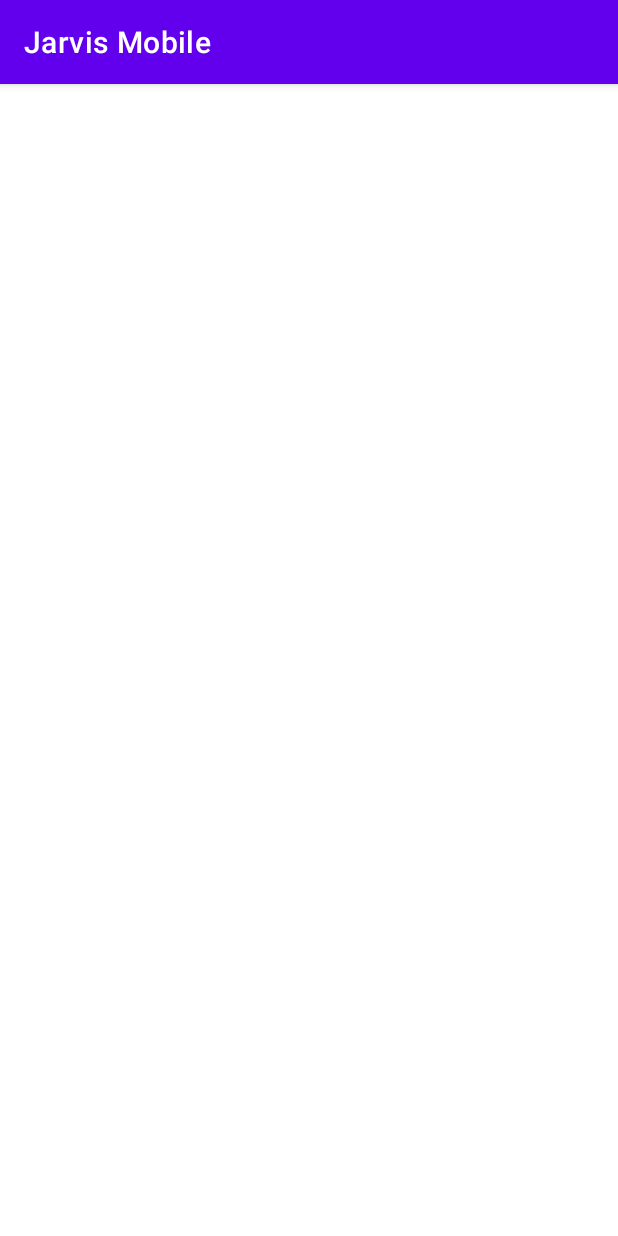
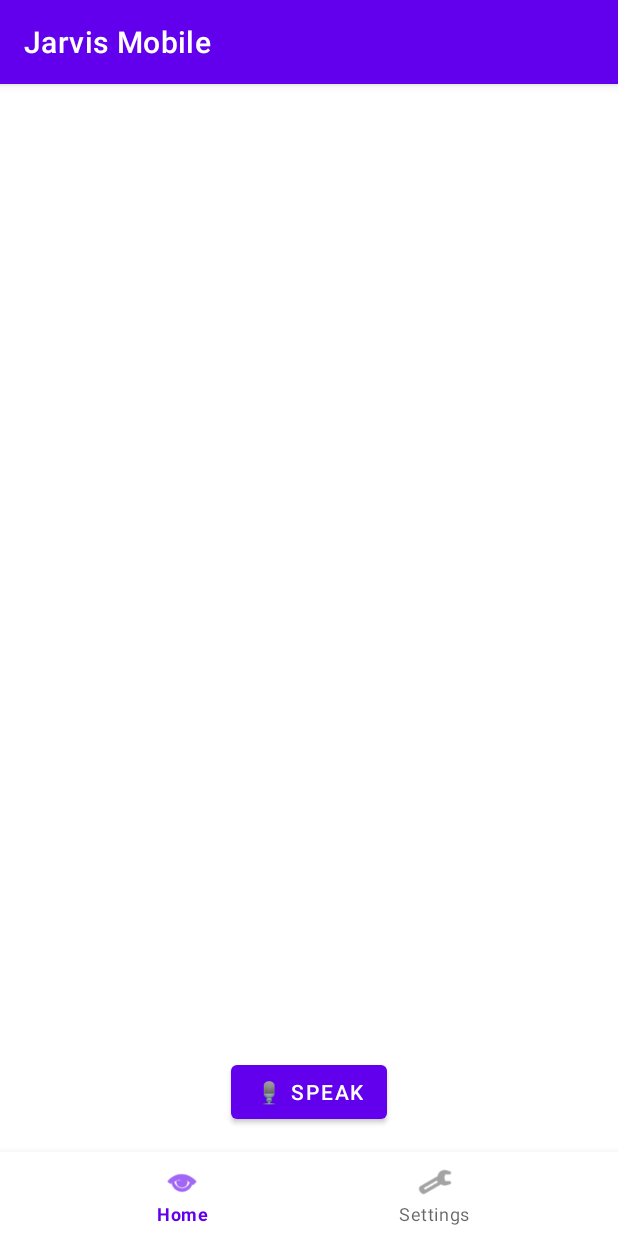
Before and after one commit to CallMeQan/Jarvis-Mobile, an Android app: the screen it shows after launch (MainActivity), on a phone screen of 412 x 824 dp. Run offline under Robolectric (Android 15) with nearby library versions, the phone set to English and light mode, and no system bars; our stand-ins replace navigation-ui.

Commit message:
add bottom nav-bar and voice record functio

```diff
--- /dev/null
+++ b/app/src/main/java/com/github/callmeqan/jarvismobile/HomeFragment.kt
@@ -0,0 +1,69 @@
+package com.github.callmeqan.jarvismobile
+
+import com.github.callmeqan.jarvismobile.databinding.FragmentHomeBinding
+import android.os.Bundle
+import android.view.LayoutInflater
+import android.view.View
+import android.view.ViewGroup
+import android.widget.Button
+import androidx.fragment.app.Fragment
+import androidx.recyclerview.widget.LinearLayoutManager
+import androidx.recyclerview.widget.RecyclerView
+
+class HomeFragment : Fragment() {
+
+    private lateinit var speechRecognizerHelper: SpeechRecognizerHelper
+    private lateinit var chatAdapter: ChatAdapter
+    private lateinit var recyclerView: RecyclerView
+    private val messages = mutableListOf<String>()  // List to hold chat messages
+
+    override fun onCreateView(
+        inflater: LayoutInflater, container: ViewGroup?,
+        savedInstanceState: Bundle?
+    ): View? {
+        // Inflate the layout for this fragment
+        val binding = FragmentHomeBinding.inflate(inflater, container, false)
+
+        // Set up the RecyclerView
+        recyclerView = binding.root.findViewById(R.id.chat_log)
+        recyclerView.layoutManager = LinearLayoutManager(context)
+
+        // Initialize the adapter
+        chatAdapter = ChatAdapter(messages)
+        recyclerView.adapter = chatAdapter
+
+        // Mic button
+        val micButton: Button = binding.root.findViewById(R.id.mic_button)
+
+        // Initialize the SpeechRecognizer
+        speechRecognizerHelper = SpeechRecognizerHelper(this) { recognizedText ->
+            // Handle the recognized text (e.g., display in chat log)
+            handleSpeechRecognitionResult(recognizedText)
+        }
+
+        // Start listening on mic button click
+        micButton.setOnClickListener {
+            speechRecognizerHelper.startListening()
+        }
+
+        return binding.root
+    }
+
+    private fun handleSpeechRecognitionResult(result: String) {
+        // Add recognized text to the RecyclerView
+        messages.add("You said: $result")  // Add the new message to the list
+        chatAdapter.addMessage("You said: $result")  // Update the RecyclerView with the new message
+        recyclerView.scrollToPosition(messages.size - 1)  // Scroll to the latest message
+    }
+
+
+    override fun onResume() {
+        super.onResume()
+        println("HomeFragment onResume called") // Add log
+    }
+
+    override fun onDestroy() {
+        super.onDestroy()
+        speechRecognizerHelper.destroy()
+    }
+}
--- a/app/src/main/java/com/github/callmeqan/jarvismobile/MainActivity.kt
+++ b/app/src/main/java/com/github/callmeqan/jarvismobile/MainActivity.kt
@@ -5,16 +5,32 @@ import androidx.activity.enableEdgeToEdge
 import androidx.appcompat.app.AppCompatActivity
 import androidx.core.view.ViewCompat
 import androidx.core.view.WindowInsetsCompat
+import androidx.navigation.findNavController
+import androidx.navigation.ui.setupWithNavController
+import com.google.android.material.bottomnavigation.BottomNavigationView
 
 class MainActivity : AppCompatActivity() {
     override fun onCreate(savedInstanceState: Bundle?) {
         super.onCreate(savedInstanceState)
+
+        // Set content view first
+        setContentView(R.layout.activity_main)
+
         enableEdgeToEdge()
-        setContentView(R.layout.activity_main)
-        ViewCompat.setOnApplyWindowInsetsListener(findViewById(R.id.main)) { v, insets ->
+
+        // ViewCompat padding fix (optional but nice)
+        ViewCompat.setOnApplyWindowInsetsListener(findViewById(R.id.mainLayout)) { v, insets ->
             val systemBars = insets.getInsets(WindowInsetsCompat.Type.systemBars())
             v.setPadding(systemBars.left, systemBars.top, systemBars.right, systemBars.bottom)
             insets
         }
+
+        // Hook up nav controller with bottom nav
+        val navController = findNavController(R.id.nav_host_fragment)
+        val bottomNav = findViewById<BottomNavigationView>(R.id.bottom_nav)
+        bottomNav.setupWithNavController(navController)
+        navController.addOnDestinationChangedListener { _, destination, _ ->
+            println("Navigating to: ${destination.label}")
+        }
     }
 }
--- /dev/null
+++ b/app/src/main/java/com/github/callmeqan/jarvismobile/SpeechRecognizerHelper.kt
@@ -0,0 +1,60 @@
+package com.github.callmeqan.jarvismobile
+
+import android.app.Activity
+import android.content.Intent
+import android.os.Bundle
+import android.speech.RecognitionListener
+import android.speech.RecognizerIntent
+import android.speech.SpeechRecognizer
+import android.widget.Toast
+import androidx.fragment.app.Fragment
+import java.util.Locale
+
+class SpeechRecognizerHelper(
+    private val fragment: Fragment,
+    private val onResult: (String) -> Unit
+) {
+    private val recognizer: SpeechRecognizer = SpeechRecognizer.createSpeechRecognizer(fragment.requireContext())
+
+    private val recognizerIntent: Intent = Intent(RecognizerIntent.ACTION_RECOGNIZE_SPEECH).apply {
+        putExtra(RecognizerIntent.EXTRA_LANGUAGE_MODEL, RecognizerIntent.LANGUAGE_MODEL_FREE_FORM)
+        putExtra(RecognizerIntent.EXTRA_LANGUAGE, Locale.getDefault())
+        putExtra(RecognizerIntent.EXTRA_PARTIAL_RESULTS, true)
+    }
+
+    init {
+        recognizer.setRecognitionListener(object : RecognitionListener {
+            override fun onReadyForSpeech(params: Bundle?) {
+                Toast.makeText(fragment.requireContext(), "Listening...", Toast.LENGTH_SHORT).show()
+            }
+
+            override fun onResults(results: Bundle?) {
+                val matches = results?.getStringArrayList(SpeechRecognizer.RESULTS_RECOGNITION)
+                matches?.let {
+                    if (it.isNotEmpty()) {
+                        onResult(it[0])
+                    }
+                }
+            }
+
+            override fun onError(error: Int) {
+                Toast.makeText(fragment.requireContext(), "Error recognizing speech", Toast.LENGTH_SHORT).show()
+            }
+
+            override fun onBeginningOfSpeech() {}
+            override fun onBufferReceived(buffer: ByteArray?) {}
+            override fun onEndOfSpeech() {}
+            override fun onEvent(eventType: Int, params: Bundle?) {}
+            override fun onPartialResults(partialResults: Bundle?) {}
+            override fun onRmsChanged(rmsdB: Float) {}
+        })
+    }
+
+    fun startListening() {
+        recognizer.startListening(recognizerIntent)
+    }
+
+    fun destroy() {
+        recognizer.destroy()
+    }
+}
--- a/app/src/main/res/layout/activity_main.xml
+++ b/app/src/main/res/layout/activity_main.xml
@@ -1,10 +1,33 @@
 <?xml version="1.0" encoding="utf-8"?>
-<androidx.constraintlayout.widget.ConstraintLayout xmlns:android="http://schemas.android.com/apk/res/android"
+<androidx.constraintlayout.widget.ConstraintLayout
+    xmlns:android="http://schemas.android.com/apk/res/android"
     xmlns:app="http://schemas.android.com/apk/res-auto"
-    xmlns:tools="http://schemas.android.com/tools"
-    android:id="@+id/main"
+    android:id="@+id/mainLayout"
     android:layout_width="match_parent"
-    android:layout_height="match_parent"
-    tools:context=".MainActivity">
+    android:layout_height="match_parent">
+
+    <!-- Navigation Fragment -->
+    <fragment
+        android:id="@+id/nav_host_fragment"
+        android:name="androidx.navigation.fragment.NavHostFragment"
+        android:layout_width="0dp"
+        android:layout_height="0dp"
+        app:navGraph="@navigation/nav_graph"
+        app:defaultNavHost="true"
+        app:layout_constraintTop_toTopOf="parent"
+        app:layout_constraintBottom_toTopOf="@id/bottom_nav"
+        app:layout_constraintStart_toStartOf="parent"
+        app:layout_constraintEnd_toEndOf="parent" />
+
+    <!-- Bottom Navigation -->
+    <com.google.android.material.bottomnavigation.BottomNavigationView
+        android:id="@+id/bottom_nav"
+        android:layout_width="0dp"
+        android:layout_height="wrap_content"
+        app:menu="@menu/bottom_nav_menu"
+        android:background="?android:attr/windowBackground"
+        app:layout_constraintBottom_toBottomOf="parent"
+        app:layout_constraintStart_toStartOf="parent"
+        app:layout_constraintEnd_toEndOf="parent" />
 
 </androidx.constraintlayout.widget.ConstraintLayout>
--- /dev/null
+++ b/app/src/main/res/layout/fragment_home.xml
@@ -0,0 +1,28 @@
+<?xml version="1.0" encoding="utf-8"?>
+<androidx.constraintlayout.widget.ConstraintLayout xmlns:android="http://schemas.android.com/apk/res/android"
+    xmlns:app="http://schemas.android.com/apk/res-auto"
+    xmlns:tools="http://schemas.android.com/tools"
+    android:layout_width="match_parent"
+    android:layout_height="match_parent">
+
+    <!-- Chat log RecyclerView -->
+    <androidx.recyclerview.widget.RecyclerView
+        android:id="@+id/chat_log"
+        android:layout_width="0dp"
+        android:layout_height="0dp"
+        app:layout_constraintTop_toTopOf="parent"
+        app:layout_constraintBottom_toTopOf="@id/mic_button"
+        app:layout_constraintStart_toStartOf="parent"
+        app:layout_constraintEnd_toEndOf="parent" />
+
+    <!-- Mic button -->
+    <Button
+        android:id="@+id/mic_button"
+        android:layout_width="wrap_content"
+        android:layout_height="wrap_content"
+        android:text="🎙 Speak"
+        app:layout_constraintBottom_toBottomOf="parent"
+        app:layout_constraintStart_toStartOf="parent"
+        app:layout_constraintEnd_toEndOf="parent"
+        android:layout_marginBottom="16dp" />
+</androidx.constraintlayout.widget.ConstraintLayout>
--- /dev/null
+++ b/app/src/main/res/menu/bottom_nav_menu.xml
@@ -0,0 +1,10 @@
+<menu xmlns:android="http://schemas.android.com/apk/res/android">
+    <item
+        android:id="@+id/homeFragment"
+        android:icon="@android:drawable/ic_menu_view"
+        android:title="Home" />
+    <item
+        android:id="@+id/settingsFragment"
+        android:icon="@android:drawable/ic_menu_manage"
+        android:title="Settings" />
+</menu>
--- /dev/null
+++ b/app/src/main/res/navigation/nav_graph.xml
@@ -0,0 +1,24 @@
+<navigation xmlns:android="http://schemas.android.com/apk/res/android"
+    xmlns:app="http://schemas.android.com/apk/res-auto"
+    xmlns:tools="http://schemas.android.com/tools"
+    android:id="@+id/nav_graph"
+    app:startDestination="@id/homeFragment">
+
+    <fragment
+        android:id="@+id/homeFragment"
+        android:name="com.github.callmeqan.jarvismobile.HomeFragment"
+        android:label="Home"
+        tools:layout="@layout/fragment_home" />
+
+    <fragment
+        android:id="@+id/settingsFragment"
+        android:name="com.github.callmeqan.jarvismobile.SettingFragment"
+        android:label="Settings"
+        tools:layout="@layout/fragment_setting" />
+
+    <fragment
+        android:id="@+id/loginFragment"
+        android:name="com.github.callmeqan.jarvismobile.LoginFragment"
+        android:label="Login / Signup"
+        tools:layout="@layout/fragment_login" />
+</navigation>
--- a/app/src/main/res/values/strings.xml
+++ b/app/src/main/res/values/strings.xml
@@ -1,3 +1,5 @@
 <resources>
     <string name="app_name">Jarvis Mobile</string>
+    <!-- TODO: Remove or change this placeholder text -->
+    <string name="hello_blank_fragment">Hello blank fragment</string>
 </resources>
--- a/gradle/libs.versions.toml
+++ b/gradle/libs.versions.toml
@@ -9,6 +9,8 @@ appcompat = "1.6.1"
 material = "1.10.0"
 activity = "1.8.0"
 constraintlayout = "2.1.4"
+navigationFragmentKtx = "2.8.9"
+navigationUiKtx = "2.8.9"
 
 [libraries]
 androidx-core-ktx = { group = "androidx.core", name = "core-ktx", version.ref = "coreKtx" }
@@ -19,6 +21,8 @@ androidx-appcompat = { group = "androidx.appcompat", name = "appcompat", version
 material = { group = "com.google.android.material", name = "material", version.ref = "material" }
 androidx-activity = { group = "androidx.activity", name = "activity", version.ref = "activity" }
 androidx-constraintlayout = { group = "androidx.constraintlayout", name = "constraintlayout", version.ref = "constraintlayout" }
+androidx-navigation-fragment-ktx = { group = "androidx.navigation", name = "navigation-fragment-ktx", version.ref = "navigationFragmentKtx" }
+androidx-navigation-ui-ktx = { group = "androidx.navigation", name = "navigation-ui-ktx", version.ref = "navigationUiKtx" }
 
 [plugins]
 android-application = { id = "com.android.application", version.ref = "agp" }
```
Also changed, not shown: app/build.gradle.kts (+10 -0 lines), app/src/main/AndroidManifest.xml (+8 -0 lines), app/src/main/java/com/github/callmeqan/jarvismobile/ChatAdapter.kt (added, +35 -0 lines), app/src/main/java/com/github/callmeqan/jarvismobile/LoginFragment.kt (added, +59 -0 lines), app/src/main/java/com/github/callmeqan/jarvismobile/SettingFragment.kt (added, +115 -0 lines), app/src/main/res/layout/chat_item.xml (added, +12 -0 lines), app/src/main/res/layout/fragment_login.xml (added, +14 -0 lines), app/src/main/res/layout/fragment_setting.xml (added, +19 -0 lines).
